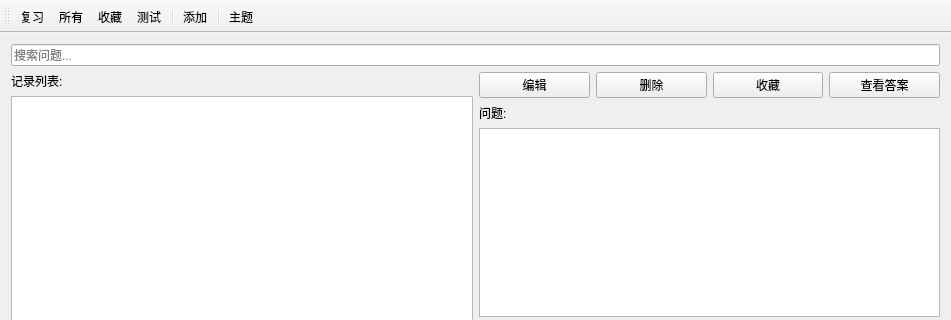
MornVenus/ReviewApp, file reviewapp.ui: the form before one commit; both pictures show x 0 to 951 and y 0 to 320 of the 951 by 625 pixel window.
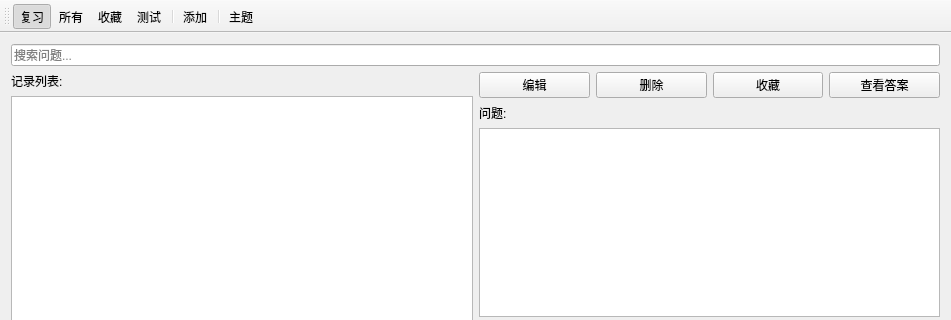
The form after the commit.

```diff
--- a/reviewapp.ui
+++ b/reviewapp.ui
@@ -148,6 +148,12 @@
   </widget>
   <widget class="QStatusBar" name="statusBar"/>
   <action name="actionReview">
+   <property name="checkable">
+    <bool>true</bool>
+   </property>
+   <property name="checked">
+    <bool>true</bool>
+   </property>
    <property name="text">
     <string>复习</string>
    </property>
```
Left out of the diff: 9 changed lines with no effect on the pictures.
